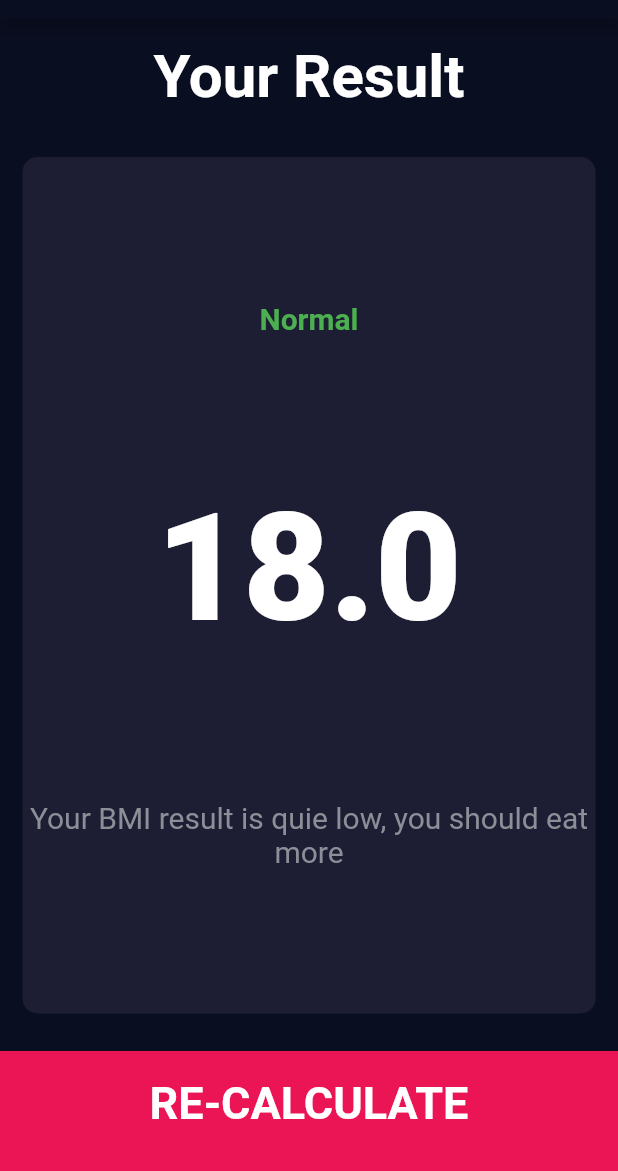
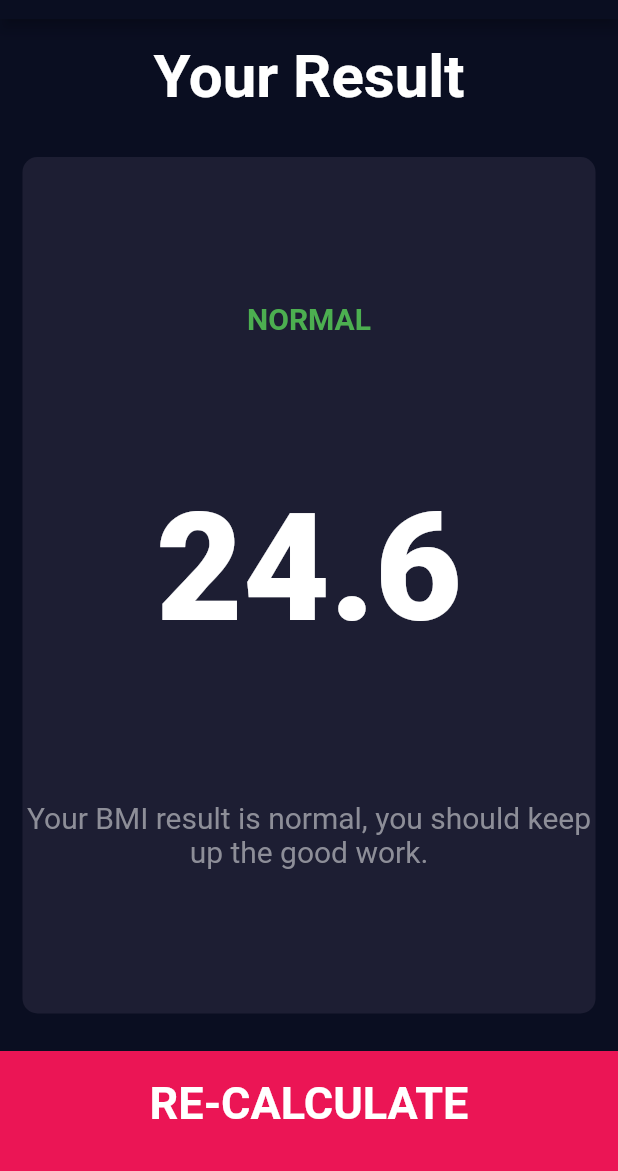
Before and after one commit to aximilli1212/flutter-googles, a Flutter app: the screen it shows after launch, after a tap on "CALCULATE", on a phone screen of 412 x 824 dp, the part 65-1236 px from its top. Run offline on Flutter 3.47's test engine with Material 2 defaults, Android fonts, the phone set to English and light mode, and no system bars; our stand-ins replace audioplayers, font_awesome_flutter, rflutter_alert.

Commit message:
finalize BMI calculator

```diff
--- a/bmi_calculator/lib/helpers/calculate_bmi.dart
+++ b/bmi_calculator/lib/helpers/calculate_bmi.dart
@@ -1,22 +1,22 @@
 import 'dart:math';
 
 class CalculateBmi{
+  final int height;
+  final int weight;
 
   CalculateBmi({this.weight,this.height});
-  final int height;
-  final int weight;
-  double _bmi;
 
-  calculateBmi(){
-    _bmi = weight / pow(height/ 100, 2);
-    return _bmi;
+  double _bmix;
 
+  String calculateBmi(){
+    _bmix = weight / pow(height/ 100, 2);
+    return _bmix.toStringAsFixed(1);
   }
 
   String getResult(){
-    if(_bmi >= 25){
+    if(_bmix >= 25){
       return 'Overweight';
-    }else if(_bmi > 18.5){
+    }else if(_bmix > 18.5){
       return 'Normal';
     }else {
       return 'Underweight';
@@ -24,9 +24,9 @@ class CalculateBmi{
   }
 
   String getInterpretation(){
-    if(_bmi >= 25){
+    if(_bmix >= 25){
       return 'Your BMI result is quite hight, you should eat less sugar.';
-    }else if(_bmi > 18.5){
+    }else if(_bmix > 18.5){
       return 'Your BMI result is normal, you should keep up the good work.';
     }else {
       return 'Your BMI result is quite low, you really should eat more, some carbs perhaps.';
--- a/bmi_calculator/lib/pages/input_page.dart
+++ b/bmi_calculator/lib/pages/input_page.dart
@@ -4,6 +4,8 @@ import 'package:bmi_calculator/components/reuseable_card.dart';
 import 'package:bmi_calculator/components/icon_content.dart';
 import 'package:bmi_calculator/components/bottom_button.dart';
 import 'package:bmi_calculator/helpers/constants.dart';
+import 'package:bmi_calculator/helpers/calculate_bmi.dart';
+import 'results_page.dart';
 
 enum Gender { male, female }
 
@@ -207,7 +209,14 @@ class _InputPageState extends State<InputPage> {
             BottomButton(
               actionText: "CALCULATE",
               onTap: () {
-                Navigator.pushNamed(context, '/results');
+                CalculateBmi calc = CalculateBmi(height: height,weight: weight);
+                Navigator.push(context, MaterialPageRoute(builder: (context)=> ResultsPage(
+                    bmi: calc.calculateBmi(),
+                    results: calc.getResult(),
+                    interpretation: calc.getInterpretation(),
+                ),
+                ),
+                );
               },
             )
           ],
--- a/bmi_calculator/lib/pages/results_page.dart
+++ b/bmi_calculator/lib/pages/results_page.dart
@@ -5,7 +5,10 @@ import 'package:bmi_calculator/components/bottom_button.dart';
 
 class ResultsPage extends StatelessWidget {
 
-  double bmi = 18.0;
+   ResultsPage({@required this.interpretation,@required this.bmi, @required this.results});
+  final String interpretation;
+  final String bmi;
+  final String results;
 
   @override
   Widget build(BuildContext context) {
@@ -33,14 +36,14 @@ class ResultsPage extends StatelessWidget {
               cardChild: Column(
                 mainAxisAlignment: MainAxisAlignment.spaceEvenly,
                 children: <Widget>[
-                  Text("Normal", style: TextStyle(
+                  Text(results.toUpperCase(), style: TextStyle(
                     fontSize: 20.0,
                     fontWeight: FontWeight.bold,
                     color: Colors.green,
                   ),
               ),
               Text(bmi.toString(), style: kBMITextStyle,),
-                  Text("Your BMI result is quie low, you should eat more",
+                  Text(interpretation,
                   textAlign: TextAlign.center,
                   style: kLabelTextStyle,)
                 ],
```
